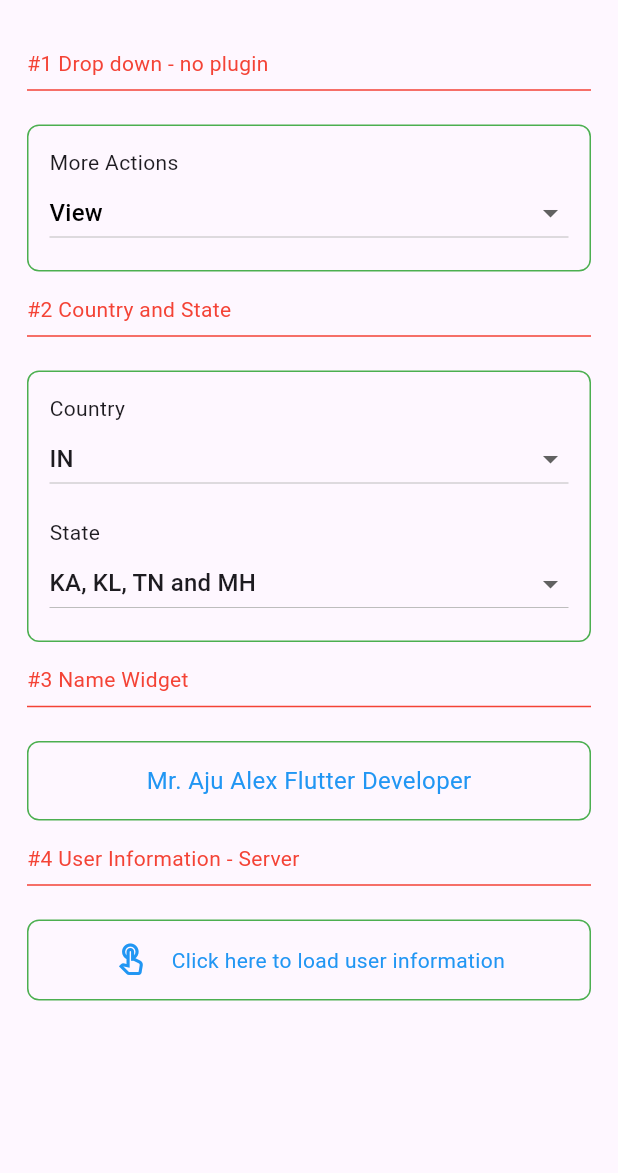
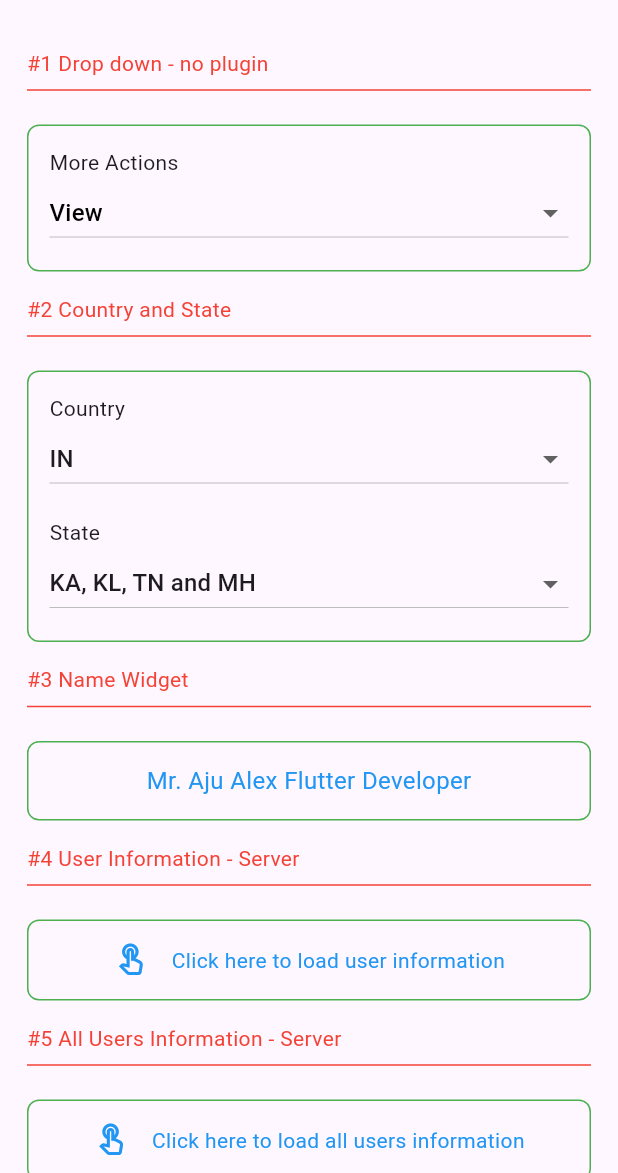
Before and after one commit to AjuAlex66/tripleD, a Flutter app: the screen it shows after launch, on a phone screen of 412 x 824 dp, the part 63-1236 px from its top. Run offline on Flutter 3.47's test engine with Material 3 defaults, Android fonts, the phone set to English and light mode, and no system bars; our stand-ins replace flutter_bloc, fluttertoast; Roboto replaces fonts that are missing (Sedan).

Commit message:
task 5 completed - shows all users data from an api call on a listview

```diff
--- a/lib/bloc/mainbloc.dart
+++ b/lib/bloc/mainbloc.dart
@@ -2,6 +2,7 @@ import 'dart:async';
 import 'dart:math';
 
 import 'package:flutter_bloc/flutter_bloc.dart';
+import 'package:tripled/model/profilelistmodel.dart';
 import 'package:tripled/model/profilemodel.dart';
 import 'package:tripled/utils/helper.dart';
 import 'package:tripled/utils/initializer.dart';
@@ -9,22 +10,40 @@ import 'package:tripled/utils/misc.dart';
 import 'package:tripled/utils/serverhelper.dart';
 
 class MainBloc extends Bloc<MainEvent, MainState> {
-   final Random random = Random();
+  final Random random = Random();
   MainBloc() : super(MainState()) {
     on<GetRandomProfile>(getRandomProfile);
+    on<GetAllProfiles>(getAllProfiles);
   }
 
   Future<FutureOr<void>> getRandomProfile(
       GetRandomProfile event, Emitter<MainState> emit) async {
     try {
       emit(LoadingUserInformation());
-      Initializer.profileModel = ProfileModel.fromJson(
-          await ServerHelper.get(
-              'https://reqres.in/api/users/${random.nextInt(6)}'));
+      Initializer.profileModel = ProfileModel.fromJson(await ServerHelper.get(
+          'https://reqres.in/api/users/${random.nextInt(6)}'));
       if (!Misc.isEmpty(Initializer.profileModel)) {
         emit(ProfileFetched(profileModel: Initializer.profileModel));
       } else {
         emit(PorfileNotFetched());
+      }
+    } catch (e) {
+      emit(SomethingWrong());
+      Helper.showLog('Something went wrong -- $e');
+    }
+  }
+
+  Future<FutureOr<void>> getAllProfiles(
+      GetAllProfiles event, Emitter<MainState> emit) async {
+    try {
+      emit(GettingAllProfiles());
+      Initializer.profileListModel = ProfileListModel.fromJson(
+          await ServerHelper.get('https://reqres.in/api/users/'));
+      if (!Misc.isEmpty(Initializer.profileListModel.data)) {
+        emit(
+            AllProfilesFetched(profileListModel: Initializer.profileListModel));
+      } else {
+        emit(AllProfilesNotFetched());
       }
     } catch (e) {
       emit(SomethingWrong());
@@ -52,3 +71,14 @@ class ProfileFetched extends MainState {
 }
 
 class PorfileNotFetched extends MainState {}
+
+class GetAllProfiles extends MainEvent {}
+
+class GettingAllProfiles extends MainState {}
+
+class AllProfilesFetched extends MainState {
+  final ProfileListModel? profileListModel;
+  AllProfilesFetched({required this.profileListModel});
+}
+
+class AllProfilesNotFetched extends MainState {}
--- a/lib/tripledhome.dart
+++ b/lib/tripledhome.dart
@@ -2,6 +2,7 @@ import 'package:flutter/cupertino.dart';
 import 'package:flutter/material.dart';
 import 'package:flutter_bloc/flutter_bloc.dart';
 import 'package:provider/provider.dart';
+import 'package:tripled/alluserspage.dart';
 import 'package:tripled/bloc/mainbloc.dart';
 import 'package:tripled/common/displayname.dart';
 import 'package:tripled/common/profileinfo.dart';
@@ -224,6 +225,32 @@ class TripleDHome extends StatelessWidget {
             ],
           ),
           //-------------------------------------------------------
+          //task 5
+          RoundedContainer(
+            title: "#5 All Users Information - Server",
+            children: [
+              InkWell(
+                onTap: () => Helper.push(const AllUsersPage()),
+                child: Row(
+                  mainAxisAlignment: MainAxisAlignment.center,
+                  mainAxisSize: MainAxisSize.max,
+                  crossAxisAlignment: CrossAxisAlignment.center,
+                  children: [
+                    const Icon(
+                      Icons.touch_app_outlined,
+                      color: Colors.blue,
+                    ),
+                    Helper.allowWidth(15),
+                    const Text(
+                      "Click here to load all users information",
+                      style: TextStyle(color: Colors.blue),
+                    ),
+                  ],
+                ),
+              )
+            ],
+          ),
+
         ],
       ),
     );
--- a/lib/utils/helper.dart
+++ b/lib/utils/helper.dart
@@ -13,4 +13,9 @@ class Helper {
   static showLog(String? message) => log(message!);
   static shrink() => const SizedBox.shrink();
   static void showToast(String? msg) => Fluttertoast.showToast(msg: msg!);
+  static push(dynamic route) => Navigator.push(
+      key.currentContext!,
+      MaterialPageRoute(
+        builder: (context) => route,
+      ));
 }
--- a/lib/utils/initializer.dart
+++ b/lib/utils/initializer.dart
@@ -1,8 +1,10 @@
+import 'package:tripled/model/profilelistmodel.dart';
 import 'package:tripled/model/profilemodel.dart';
 
 class Initializer {
   static String? tripleDropValue = 'View', tripleCountry = 'IN';
   static List<String> tripleDropList = ['View', 'Edit', 'Send', 'Delete'];
+     static ProfileListModel profileListModel = ProfileListModel();
   static List<Map<String, dynamic>> tripleCountryList = [
     {"country": "IN", "states": "KA, KL, TN and MH", "selected": true},
     {"country": "US", "states": "AL, DE and GA", "selected": false},
```
Also changed, not shown: lib/alluserspage.dart (added, +112 -0 lines), lib/model/profilelistmodel.dart (added, +93 -0 lines).
